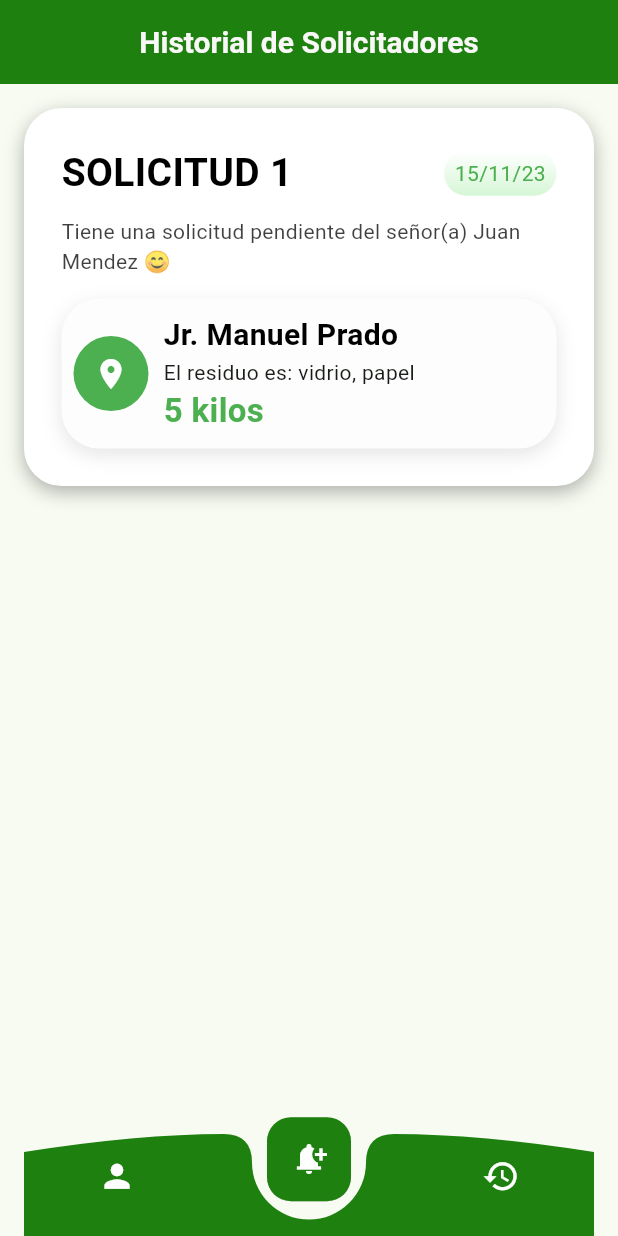
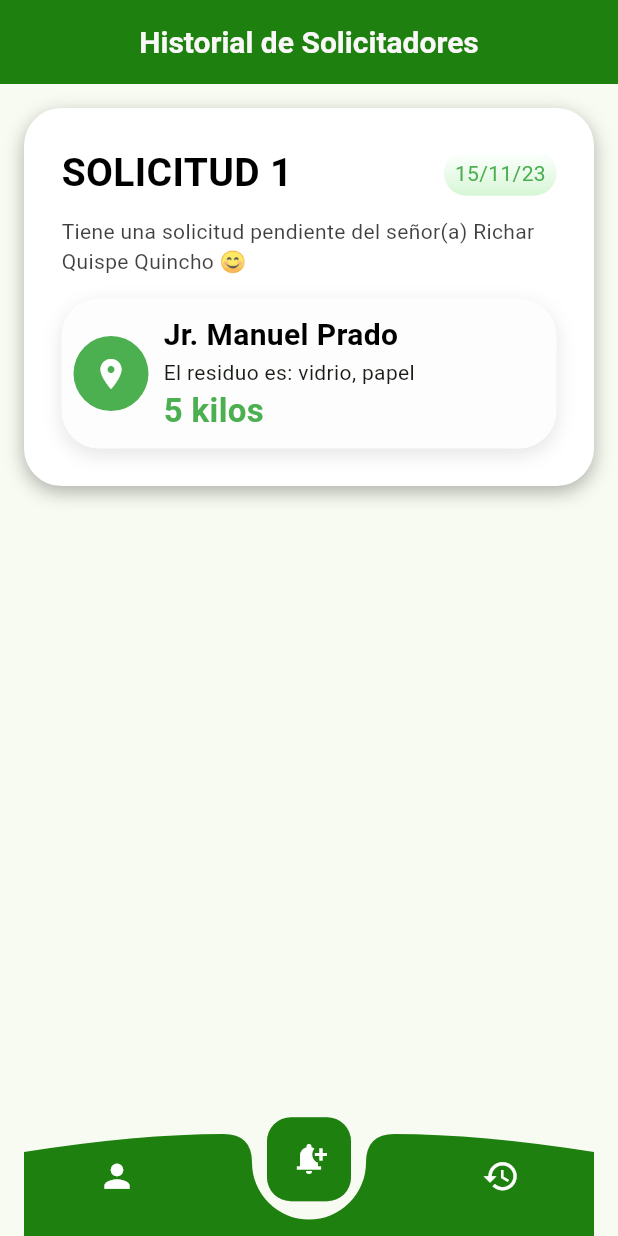
Before and after one commit to RICHAR-PROG/tuapp, a Flutter app: the HistorialSoScreen screen opened directly, on a phone screen of 412 x 824 dp. Run offline on Flutter 3.47's test engine with Material 3 defaults, Android fonts, the phone set to English and light mode, and no system bars; our stand-ins replace firebase_auth, firebase_core, google_maps_flutter; accounts and stored records are empty; Roboto replaces fonts that are missing (addressCity).

Commit message:
cambio de nombres

```diff
--- a/lib/presentation/widgets/views_recolectorIn/historialRe.dart
+++ b/lib/presentation/widgets/views_recolectorIn/historialRe.dart
@@ -19,7 +19,7 @@ class HistorialResiduos extends StatelessWidget {
             child: ListadoRegistros(registros: [
               RegistroWidget(
                 registro: Registro(
-                  nombre: 'Juan Mendez',
+                  nombre: 'Richar Quispe Quincho',
                   ubicacion: 'Jr. Manuel Prado',
                   descripcion: 'Vidrio, papel',
                   cantidad: '5kg',
--- a/lib/presentation/widgets/views_recolectorIn/historialSo.dart
+++ b/lib/presentation/widgets/views_recolectorIn/historialSo.dart
@@ -32,7 +32,7 @@ class InfoCard extends StatelessWidget {
   const InfoCard(
       {required this.title,
       this.body =
-          """Tiene una solicitud pendiente del señor(a) Juan Mendez 😊""",
+          """Tiene una solicitud pendiente del señor(a) Richar Quispe Quincho 😊""",
       required this.onMoreTap,
       this.subIcon = const CircleAvatar(
         backgroundColor: Colors.green,
```
